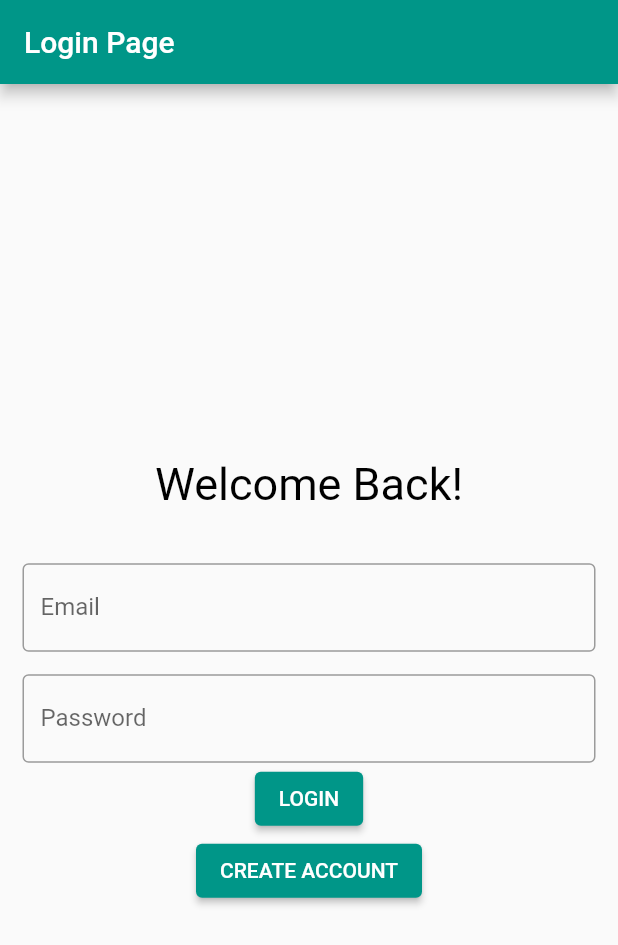
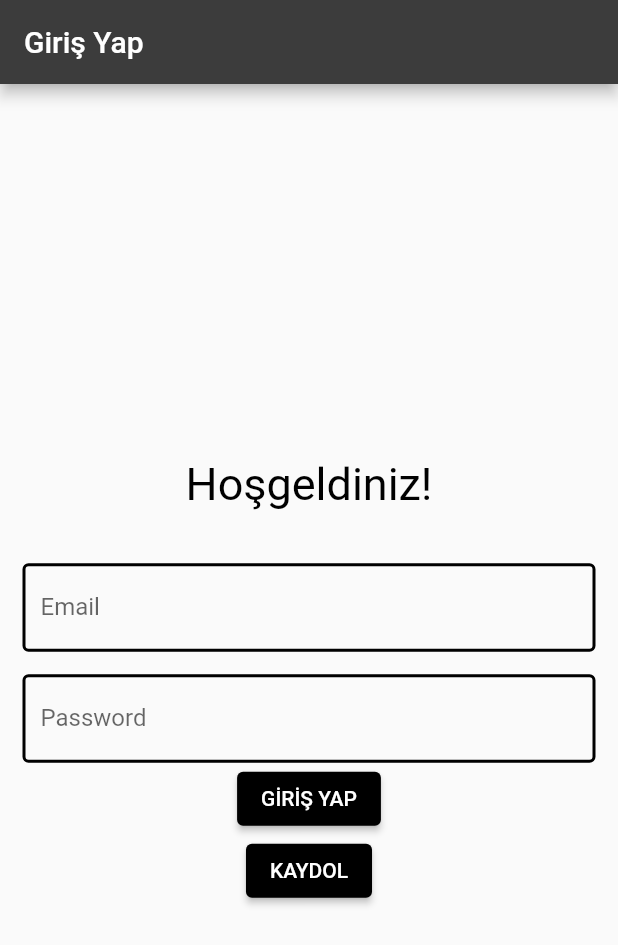
Before and after one commit to serifegnll/meeting_reminder, a Flutter app: the screen it shows after launch, on a phone screen of 412 x 824 dp. Shown: the top 945 px of the screen. Run offline on Flutter 3.47's test engine with Material 2 defaults, Android fonts, the phone set to English and light mode, and no system bars; our stand-ins replace cloud_firestore, firebase_auth, firebase_core, flutter_datetime_picker; accounts and stored records are empty.

```diff
--- a/meetingreminder_project/lib/main.dart
+++ b/meetingreminder_project/lib/main.dart
@@ -1,7 +1,7 @@
-// ignore_for_file: prefer_const_constructors, prefer_const_literals_to_create_immutables, use_key_in_widget_constructors
 
 import 'package:flutter/material.dart';
 import 'package:firebase_core/firebase_core.dart';
+import 'package:meetingreminder_project/reminder_page.dart';
 import 'firebase_options.dart';
 import 'package:firebase_auth/firebase_auth.dart';
 
@@ -17,7 +17,11 @@ class MyApp extends StatelessWidget {
   @override
   Widget build(BuildContext context) {
     return MaterialApp(
-      theme: ThemeData(primarySwatch: Colors.teal),
+      theme: ThemeData(
+        appBarTheme: AppBarTheme(
+          color: const Color.fromARGB(255, 60, 60, 60),
+        )
+      ),
       home: LoginPage(),
     );
   }
@@ -36,7 +40,20 @@ class _LoginPageState extends State<LoginPage> {
   String _password = "";
   final myEmailController = TextEditingController();
   final myPassController = TextEditingController();
+  int login = 0;
   @override
+  void initState() {
+    super.initState();
+    auth = FirebaseAuth.instance;
+    auth.authStateChanges().listen((User? user) {
+      if (user == null) {
+        debugPrint('user offline');
+      } else {
+        debugPrint('user online');
+      }
+    });
+  }
+
   void dispose() {
     // Clean up the controller when the widget is disposed.
     myEmailController.dispose();
@@ -47,7 +64,7 @@ class _LoginPageState extends State<LoginPage> {
   Widget build(BuildContext context) {
     return Scaffold(
         //backgroundColor: Colors.lightBlueAccent,
-        appBar: AppBar(title: Text('Login Page')), //ustteki bar
+        appBar: AppBar(title: Text('Giriş Yap')), //ustteki bar
         body: Center(
             child: Column(
                 mainAxisAlignment: MainAxisAlignment.center,
@@ -56,7 +73,7 @@ class _LoginPageState extends State<LoginPage> {
                   padding: EdgeInsets.only(top: 30),
                   child: Center(
                     child: Text(
-                      "Welcome Back!\n", //karşılama yazısı
+                      "Hoşgeldiniz!\n", //karşılama yazısı
                       style: TextStyle(color: Colors.black, fontSize: 30),
                     ),
                   )),
@@ -66,7 +83,13 @@ class _LoginPageState extends State<LoginPage> {
                   child: TextField(
                       controller: myEmailController,
                       decoration: InputDecoration(
-                          border: OutlineInputBorder(),
+                          border: OutlineInputBorder(
+                            borderSide: BorderSide(color: Colors.black, width: 2.0),
+                          ),
+                          enabledBorder: OutlineInputBorder(
+                            borderSide: BorderSide(color: Colors.black, width: 2.0),),
+                          focusedBorder:OutlineInputBorder(
+                            borderSide: const BorderSide(color: Colors.grey, width: 2.0),),
                           labelText: 'Email',
                           hintText: 'Enter your e-mail adress'))),
               Padding(
@@ -77,53 +100,78 @@ class _LoginPageState extends State<LoginPage> {
                   controller: myPassController,
                   obscureText: true,
                   decoration: InputDecoration(
-                      border: OutlineInputBorder(),
+                      border: OutlineInputBorder(
+                        borderSide: BorderSide(color: Colors.black, width: 2.0),
+                      ),
+                      enabledBorder: OutlineInputBorder(
+                        borderSide: BorderSide(color: Colors.black, width: 2.0),),
+                      focusedBorder:OutlineInputBorder(
+                        borderSide: const BorderSide(color: Colors.grey, width: 2.0),),
                       labelText: 'Password',
                       hintText: 'Password'),
                 ),
               ),
               Padding(
+                // ******GİRİŞ YAP*****
                 padding: EdgeInsets.symmetric(horizontal: 15),
                 child: ElevatedButton(
-                    onPressed: () {
+                    style: ButtonStyle(
+                      backgroundColor: MaterialStateProperty.all(Colors.black),
+                    ),
+                    onPressed: () async {
                       _email = myEmailController.text;
                       _password = myPassController.text;
-                      loginUserEmailAndPassword();
-                      //print(_email);
-                      //print(_password);
+                      if (await loginUserEmailAndPassword() == 1) {
+                        Navigator.push(
+                            context,
+                            MaterialPageRoute(
+                                builder: (context) => ReminderPage()));
+                      } else {
+                        //buraya error mesajını pop up gibi bişeyle götermem lazım
+                      }
                     },
-                    child: Text("LOGIN")),
+                    child: Text("GİRİŞ YAP")),
               ),
               Padding(
+                //*******KAYDOL*********
                 padding: EdgeInsets.symmetric(horizontal: 15),
                 child: ElevatedButton(
+                    style: ButtonStyle(
+                      backgroundColor: MaterialStateProperty.all(Colors.black),
+                    ),
                     onPressed: () {
                       _email = myEmailController.text;
                       _password = myPassController.text;
                       createUserEmailAndPassword();
                     },
-                    child: Text("CREATE ACCOUNT")),
+                    child: Text("KAYDOL")),
               ),
             ])));
   }
 
-  void createUserEmailAndPassword() async {
+  createUserEmailAndPassword() async {
     try {
       var _userCredential = await auth.createUserWithEmailAndPassword(
           email: _email, password: _password);
       debugPrint(_userCredential.toString());
+      login = 1;
     } catch (e) {
-      print(e.toString());
+      login = 0;
+      //print(e.toString());
     }
+    return login;
   }
 
-  void loginUserEmailAndPassword() async {
+  loginUserEmailAndPassword() async {
     try {
       var _userCredential = await auth.signInWithEmailAndPassword(
           email: _email, password: _password);
       debugPrint(_userCredential.toString());
+      login = 1;
     } catch (e) {
-      print(e.toString());
+      login = 0;
+      //print(e.toString());
     }
+    return login;
   }
 }
--- a/meetingreminder_project/pubspec.yaml
+++ b/meetingreminder_project/pubspec.yaml
@@ -36,6 +36,9 @@ dependencies:
   cupertino_icons: ^1.0.2
   firebase_core: ^1.17.1
   firebase_auth: ^3.3.19
+  flutter_datetime_picker: ^1.5.1
+  cloud_firestore: ^3.1.17
+
 
 dev_dependencies:
   flutter_test:
```
Also changed, not shown: meetingreminder_project/lib/add_meeting.dart (added, +141 -0 lines), meetingreminder_project/lib/reminder_page.dart (+105 -4 lines), meetingreminder_project/pubspec.lock, 3 other files.
